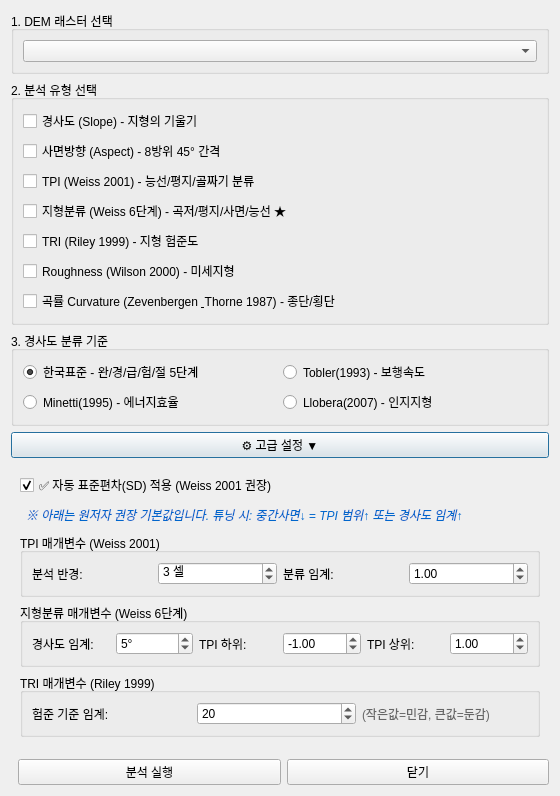
Before: the Qt Designer form tools/terrain_analysis_dialog_base.ui in lzpxilfe/archtoolkit, drawn with Qt 5.
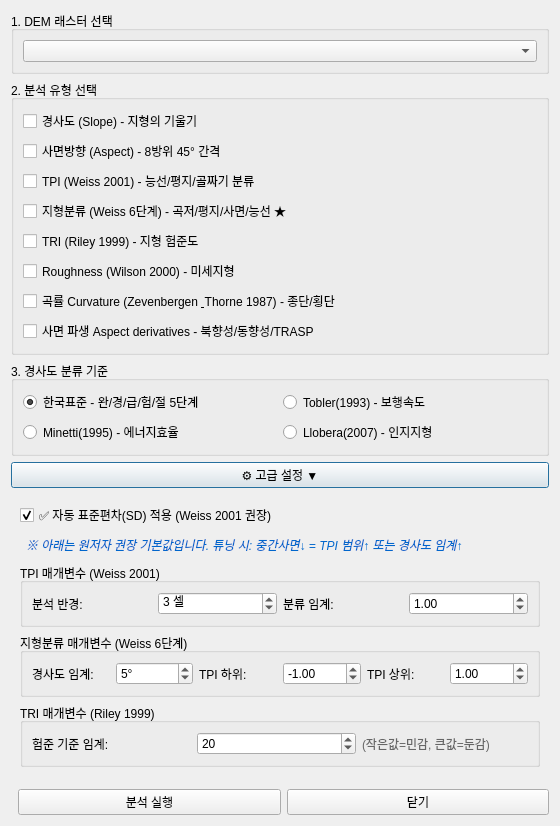
After: the same form once the commit is applied. Custom widgets are drawn as their Qt base class.

Commit message: feat(terrain): add aspect derivatives (northness/eastness/TRASP) with interpretation

```diff
--- a/tools/terrain_analysis_dialog_base.ui
+++ b/tools/terrain_analysis_dialog_base.ui
@@ -102,6 +102,16 @@
         </property>
        </widget>
       </item>
+      <item>
+       <widget class="QCheckBox" name="chkAspectDeriv">
+        <property name="text">
+         <string>사면 파생 Aspect derivatives - 북향성/동향성/TRASP</string>
+        </property>
+        <property name="toolTip">
+         <string>&lt;html&gt;&lt;b&gt;사면 파생 (Aspect derivatives)&lt;/b&gt;&lt;hr/&gt;원형(0~360°)인 사면방향을 예측모델에 바로 쓸 수 있는 연속 변수로 변환합니다.&lt;br/&gt;&lt;br/&gt;&#8226; &lt;b&gt;북향성 northness&lt;/b&gt; = cos(aspect): +1 북향 ~ &#8722;1 남향&lt;br/&gt;&#8226; &lt;b&gt;동향성 eastness&lt;/b&gt; = sin(aspect): +1 동향 ~ &#8722;1 서향&lt;br/&gt;&#8226; &lt;b&gt;TRASP&lt;/b&gt; (Roberts &amp; Cooper 1989): 0=북동(서늘/습) ~ 1=남서(따뜻/건조)&lt;br/&gt;&lt;br/&gt;&lt;i&gt;평탄지는 northness/eastness=0, TRASP=0.5(중립).&lt;/i&gt;&lt;/html&gt;</string>
+        </property>
+       </widget>
+      </item>
      </layout>
     </widget>
    </item>
```
The commit also changes 2 other files.
